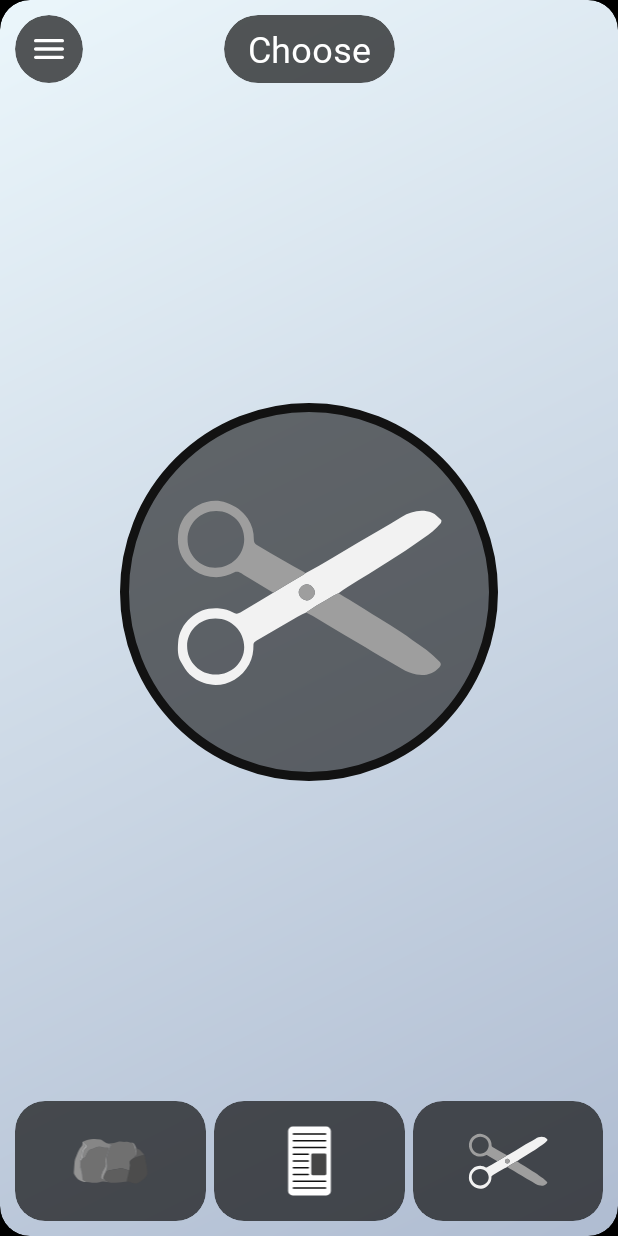
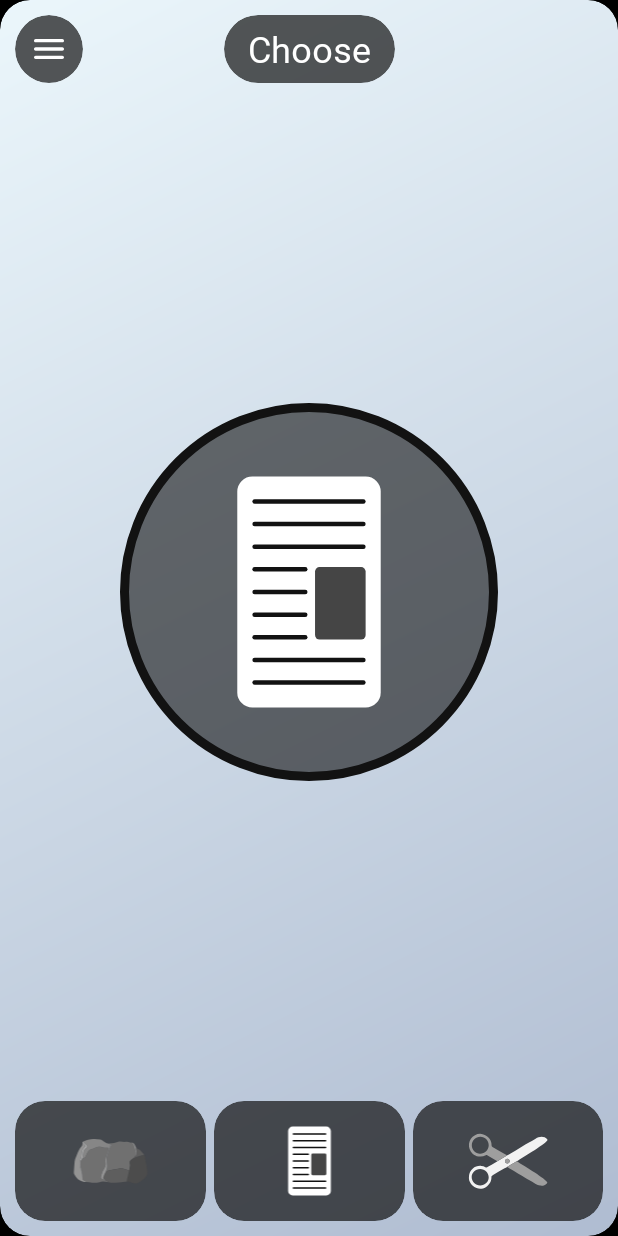
Before and after one commit to chriscross12324/SimpleRockPaperScissors, an Android app: the screen it shows after launch (GameActivity), on a phone screen of 412 x 824 dp. Run offline under Robolectric (Android 15) with nearby library versions, the phone set to English and light mode, and no system bars; libraries missing offline, so code that uses them is left out: com.daimajia.androidanimations.

Commit message:
- Updated activity_single_player.xml; AI Choice image is now 'paper' by default, similar to splashscreen and app icon.

```diff
--- a/app/src/main/res/layout/activity_single_player.xml
+++ b/app/src/main/res/layout/activity_single_player.xml
@@ -117,7 +117,7 @@
             android:layout_height="match_parent"
             android:layout_margin="25dp"
             android:importantForAccessibility="no"
-            android:src="@drawable/ai_picking"
+            android:src="@drawable/icon_paper"
             android:tintMode="multiply"
             app:layout_constraintBottom_toBottomOf="parent"
             app:layout_constraintEnd_toEndOf="parent"
```
